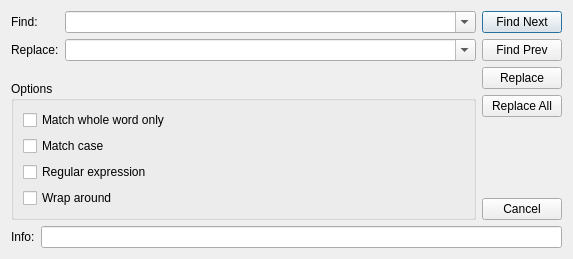
First picture: the form in liteidex/src/plugins/codesearch/editorreplacedialog.ui, repository seanxyh/liteide, before the edit.
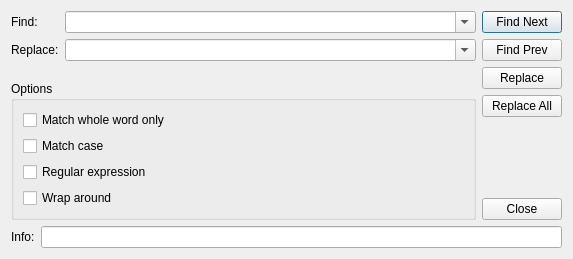
Second picture: the form after the edit.

```diff
--- a/liteidex/src/plugins/codesearch/editorreplacedialog.ui
+++ b/liteidex/src/plugins/codesearch/editorreplacedialog.ui
@@ -169,7 +169,7 @@
        <item>
         <widget class="QPushButton" name="cancelPushButton">
          <property name="text">
-          <string>Cancel</string>
+          <string>Close</string>
          </property>
         </widget>
        </item>
```
Left out of the diff: 3 changed lines with no effect on the pictures.
